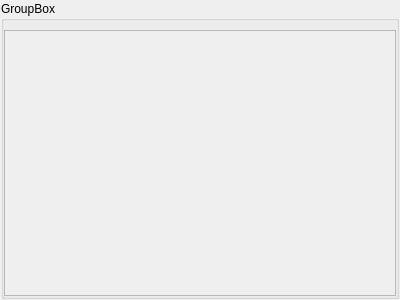
Old version of the form widget/mlabeltable.ui in the repository a9876653/qt-j1939.
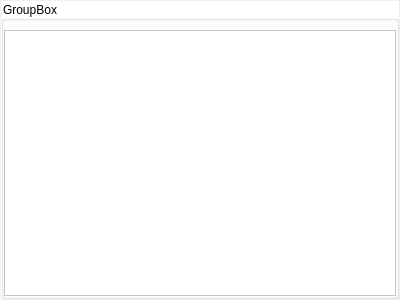
New version of the form.

The edit to the form file:
```diff
--- a/widget/mlabeltable.ui
+++ b/widget/mlabeltable.ui
@@ -28,6 +28,9 @@
    </property>
    <item row="0" column="0">
     <widget class="QGroupBox" name="groupBox">
+     <property name="styleSheet">
+      <string notr="true">background-color: rgb(255, 255, 255);</string>
+     </property>
      <property name="title">
       <string>GroupBox</string>
      </property>
```
Left out of the diff: 8 changed lines with no effect on the pictures.
